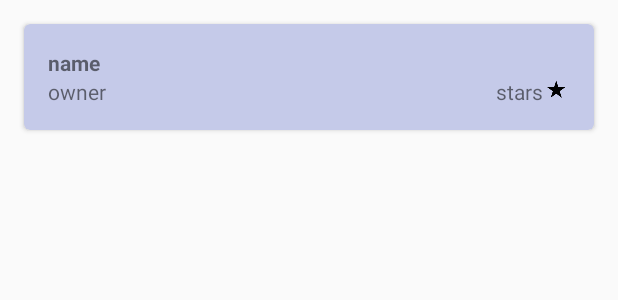
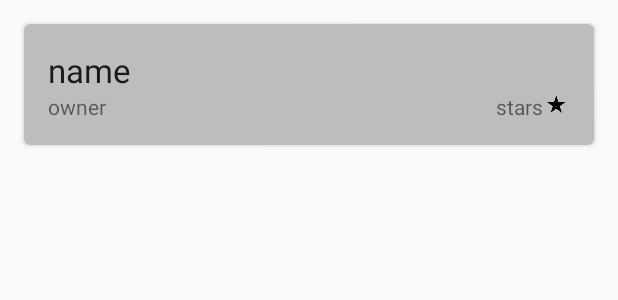
Before and after one commit to srsudar/GithubHotness, an Android app: the layout repo_view.xml on its own in the app's theme, with its tools: preview values and no code run, on a phone screen of 412 x 824 dp. Shown: the top 300 px of the screen. Run offline under Robolectric (Android 15) with nearby library versions, the phone set to English and light mode, and no system bars.

Commit message:
more color fiddling

```diff
--- a/app/src/main/res/layout/repo_view.xml
+++ b/app/src/main/res/layout/repo_view.xml
@@ -10,7 +10,7 @@
     android:layout_height="wrap_content"
     android:layout_gravity="center"
     android:layout_margin="@dimen/activity_horizontal_margin"
-    card_view:cardBackgroundColor="@color/colorPrimaryLight"
+    card_view:cardBackgroundColor="@color/colorDivider"
     card_view:cardCornerRadius="4dp" >
 
       <LinearLayout
@@ -22,7 +22,7 @@
     <TextView
         android:id="@+id/repo_name"
         android:text="name"
-        android:textStyle="bold"
+        android:textAppearance="?android:textAppearanceLarge"
         android:layout_width="match_parent"
         android:layout_height="wrap_content"/>
 
--- a/app/src/main/res/layout/view_repo_list.xml
+++ b/app/src/main/res/layout/view_repo_list.xml
@@ -6,7 +6,6 @@
     xmlns:tools="http://schemas.android.com/tools"
     android:layout_width="match_parent"
     android:layout_height="match_parent"
-    android:background="@color/colorDivider"
     app:layout_behavior="@string/appbar_scrolling_view_behavior"
     tools:showIn="@layout/activity_repo_list">
 
```
